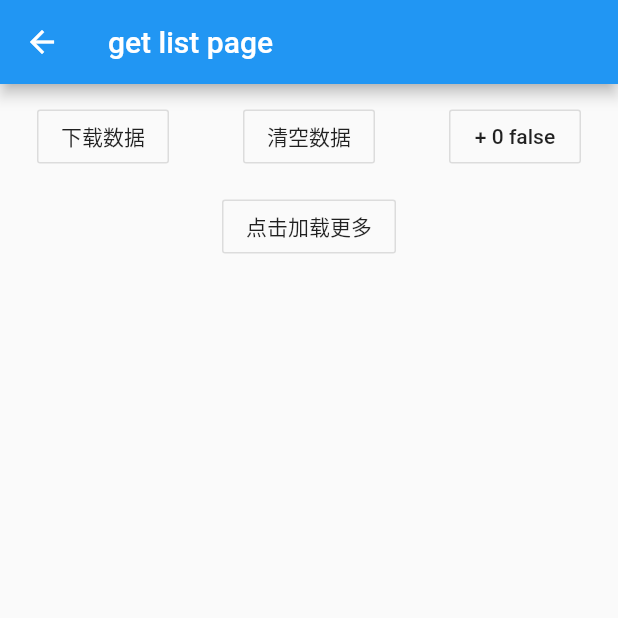
After one commit to ifgyong/flutter-example, a Flutter app: the GetListPageRoute screen opened by its route, on a phone screen of 412 x 824 dp, the top half of it. The commit adds this screen. Run offline on Flutter 3.47's test engine with Material 2 defaults, Android fonts, the phone set to English and light mode, and no system bars; our stand-ins replace bloc, dio, equatable, flutter_bloc, flutter_redux, fluttertoast and 6 more; missing offline and left inert: dart:ffi, dart:html, flutter_easyhub, flutter_simple_record_and_player, qr_code_scanner; accounts and stored records are empty.

Commit message:
add get demo

```diff
--- a/lib/tips/get/get_example.dart
+++ b/lib/tips/get/get_example.dart
@@ -1,5 +1,9 @@
 import 'package:flutter/cupertino.dart';
 import 'package:flutter/material.dart';
+import 'package:fluttertest01/tips/get/get_list_page.dart';
+import 'package:fluttertest01/tips/get/get_login_page.dart';
+import 'package:fluttertest01/tips/get/get_route.dart';
+import 'package:fluttertest01/tips/get/get_store.dart';
 import 'package:get/get.dart';
 
 ///
@@ -21,12 +25,17 @@ class _BaseGetPageState extends State<BaseGetPage> {
       appBar: AppBar(
         title: Text('get'),
       ),
-      body: _body(),
+      body: Container(
+        alignment: Alignment.center,
+        child: _body(),
+      ),
     );
   }
 
   Widget _body() {
     return Column(
+      mainAxisAlignment: MainAxisAlignment.center,
+      crossAxisAlignment: CrossAxisAlignment.center,
       children: [
         OutlineButton(
           child: Text('get 数字加减'),
@@ -76,10 +85,7 @@ class _BaseGetPageState extends State<BaseGetPage> {
             Get.bottomSheet(Container(
               child: Wrap(
                 children: <Widget>[
-                  ListTile(
-                      leading: Icon(Icons.music_note),
-                      title: Text('Music'),
-                      onTap: () => {}),
+                  ListTile(leading: Icon(Icons.music_note), title: Text('Music'), onTap: () => {}),
                   ListTile(
                     leading: Icon(Icons.videocam),
                     title: Text('Video'),
@@ -90,22 +96,47 @@ class _BaseGetPageState extends State<BaseGetPage> {
             ));
           },
         ),
-        OutlineButton(
-          child: Text('加减'),
-          onPressed: () {
-            c.increment();
-          },
-        ),
         Obx(() => Text(c.count.toString())),
+
+        _gotoList(),
+        _login(), _route(), _store()
         // ObxValue((var value) => Text('${value.toString()}'), c),
       ],
     );
   }
 
+  Widget _gotoList() => OutlineButton(
+        child: Text('goto list 列表展示'),
+        onPressed: () {
+          Get.toNamed(GetListPageRoute.routeName);
+        },
+      );
+
+  Widget _login() => OutlineButton(
+        child: Text('get 登陆 全过程'),
+        onPressed: () {
+          Get.to(GetLoginPage());
+        },
+      );
+
+  Widget _route() => OutlineButton(
+        child: Text('get 路由切换'),
+        onPressed: () {
+          Get.to(GetRoute());
+        },
+      );
+
+  Widget _store() => OutlineButton(
+        child: Text('get 存储'),
+        onPressed: () {
+          Get.to(GetStoreRoute());
+        },
+      );
+
   void _pushNumber() {
-    // Get.to()
-    // ;
+    c.increment();
   }
+
   @override
   void initState() {
     super.initState();
@@ -114,6 +145,7 @@ class _BaseGetPageState extends State<BaseGetPage> {
   @override
   void dispose() {
     Get.delete<Controller>();
+    Get.reset(clearFactory: true);
     super.dispose();
   }
 
@@ -123,4 +155,9 @@ class _BaseGetPageState extends State<BaseGetPage> {
 class Controller extends GetxController {
   var count = 0.obs;
   increment() => count++;
+  @override
+  void onClose() {
+    printInfo(info: 'Controller close');
+    super.onClose();
+  }
 }
--- /dev/null
+++ b/lib/tips/get/get_list_page.dart
@@ -0,0 +1,153 @@
+import 'package:flutter/cupertino.dart';
+import 'package:flutter/material.dart';
+import 'package:get/get.dart';
+//
+// class GetListPage extends StatelessWidget {
+//   @override
+//   Widget build(BuildContext context) {
+//     final Controller c = Get.put<GetListController>(GetListController());
+//
+//     return GetListPageRoute();
+//   }
+// }
+
+class GetListController extends GetxController {
+  var data = List<String>().obs;
+  var count = 0.obs;
+  var isLoadingMore = false.obs;
+  void fetch() async {
+    isLoadingMore.value = true;
+    // Get.dialog(SizedBox(height: 50, child: Center(child: CircularProgressIndicator())));
+    Future.delayed(Duration(seconds: 1)).then((value) {
+      data.add('老李来了${data.length}');
+      isLoadingMore.value = false;
+      // Get.back();
+    });
+    // var l = data.length;
+
+    // if (data.canUpdate) {
+    //   data.add('老李来了$l');
+    // } else {
+    //   printInfo(info: '更新数据失败');
+    // }
+  }
+
+  @override
+  void onInit() {
+    printInfo(info: 'getlistinit');
+    super.onInit();
+  }
+
+  @override
+  void onClose() {
+    printInfo(info: 'getlist onClose');
+
+    super.onClose();
+  }
+
+  void clearData() => data.clear();
+
+  void add() {
+    count += 1;
+  }
+}
+
+class GetListPageRoute extends StatefulWidget {
+  static final String routeName = "getListPage";
+
+  @override
+  State<StatefulWidget> createState() {
+    return GetListPageRouteState();
+  }
+}
+
+class GetListPageRouteState extends State<GetListPageRoute> {
+  final GetListController c = Get.put(GetListController());
+
+  @override
+  Widget build(BuildContext context) {
+    printInfo(info: 'build');
+    return Scaffold(
+      appBar: AppBar(
+        title: Text('get list page '),
+      ),
+      body: Stack(
+        children: [
+          Positioned.fill(
+            child: ObxValue((data) {
+              return _center();
+            }, c.data),
+            top: 70,
+          ),
+          Positioned(
+            left: 0,
+            right: 0,
+            top: 0,
+            height: 70,
+            child: Row(
+              mainAxisAlignment: MainAxisAlignment.spaceAround,
+              children: [
+                OutlineButton(
+                  onPressed: () {
+                    c.fetch();
+                  },
+                  child: Text('下载数据'),
+                ),
+                OutlineButton(
+                  onPressed: () {
+                    c.clearData();
+                  },
+                  child: Text('清空数据'),
+                ),
+                OutlineButton(
+                  onPressed: () {
+                    c.add();
+                  },
+                  child: Obx(() => Text('+ ${c.count} ${c.isLoadingMore.value}')),
+                )
+              ],
+            ),
+          ),
+        ],
+      ),
+    );
+  }
+
+  Widget _cellBuild(BuildContext context, int index) {
+    if (c.data.length == index) {
+      printInfo(info: 'c.loading ${c.isLoadingMore}');
+      return SizedBox(
+        height: 50,
+        child: Center(
+          child: ObxValue((value) {
+            return value.value
+                ? CircularProgressIndicator()
+                : OutlineButton(
+                    child: Text('点击加载更多'),
+                    onPressed: () {
+                      c.fetch();
+                    },
+                  );
+          }, c.isLoadingMore),
+        ),
+      );
+    }
+    return ListTile(
+      title: Text(c.data[index]),
+    );
+  }
+
+  Widget _center() => Center(
+        child: ListView.builder(
+          itemBuilder: _cellBuild,
+          itemCount: c.data.length + 1,
+        ),
+      );
+  @override
+  void dispose() {
+    /// 从当前和页面删除 数据
+    /// 下次进来 需要重新请求数据
+    Get.delete<GetListController>();
+    super.dispose();
+  }
+}
--- a/pubspec.yaml
+++ b/pubspec.yaml
@@ -34,6 +34,9 @@ dependencies:
   dio: ^3.0.9
   flutter_easyhub: ^1.0.1+0.10
   get: ^3.13.2
+  get_storage: ^1.3.0
+
+  fluttertoast: ^7.1.6
 
   flutter_simple_record_and_player: ^1.0.0
   json_annotation: ^3.0.0
```
Also changed, not shown: lib/main.dart (+12 -30 lines), lib/server/basic_writer_server.dart (added, +60 -0 lines), lib/tips/get/get_login_page.dart (added, +148 -0 lines), lib/tips/get/get_route.dart (added, +72 -0 lines), lib/tips/get/get_store.dart (added, +50 -0 lines), pubspec.lock, 5 other files.
